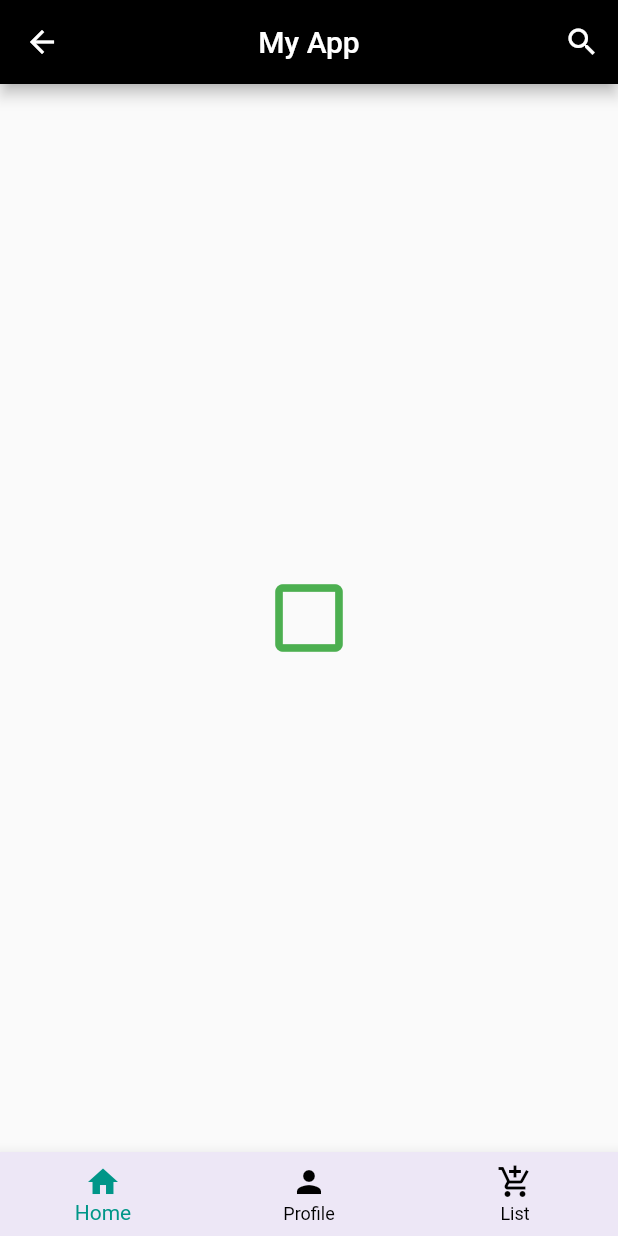
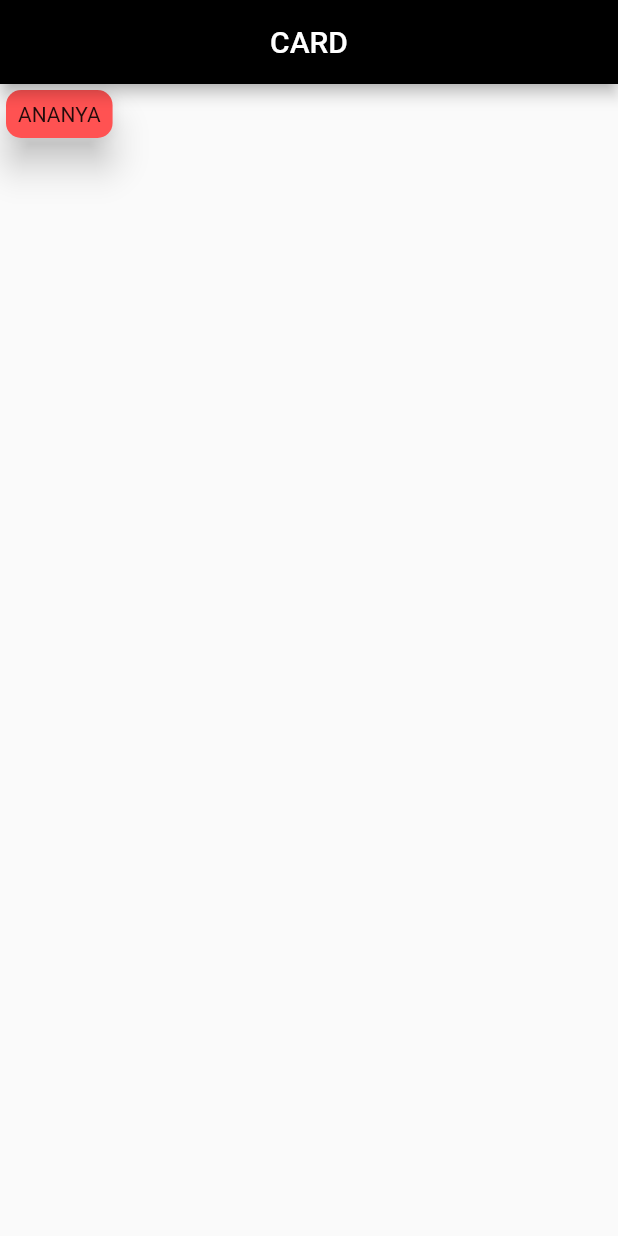
Before and after one commit to AnanyaSamanta09/flutter_widgets, a Flutter app: the screen it shows after launch, on a phone screen of 412 x 824 dp. Run offline on Flutter 3.47's test engine with Material 2 defaults, Android fonts, the phone set to English and light mode, and no system bars.

Commit message:
Card and it's properties

```diff
--- a/lib/main.dart
+++ b/lib/main.dart
@@ -1,4 +1,5 @@
 import 'package:flutter/material.dart';
+import 'package:flutter_widgets/screens/cardScreen.dart';
 import 'package:flutter_widgets/screens/column_widget.dart';
 import 'package:flutter_widgets/screens/row_widget.dart';
 
@@ -11,6 +12,6 @@ class MyApp extends StatelessWidget {
 
   @override
   Widget build(BuildContext context) {
-    return MaterialApp(home: RowWidget(),debugShowCheckedModeBanner: false,);
+    return MaterialApp(home: CardScreen(),debugShowCheckedModeBanner: false,);
   }
 }
--- /dev/null
+++ b/lib/screens/cardScreen.dart
@@ -0,0 +1,26 @@
+import 'package:flutter/material.dart';
+
+class CardScreen extends StatelessWidget {
+  const CardScreen({Key? key}) : super(key: key);
+
+  @override
+  Widget build(BuildContext context) {
+    return Scaffold(
+      body: Card(
+        elevation: 10, //NOTE: it is used for shadow
+        shape: RoundedRectangleBorder(borderRadius: BorderRadius.circular(10)),
+        child: Padding(   //NOTE : Padding is used for margin
+          padding: const EdgeInsets.all(8.0),
+          child: Text("ANANYA"),
+        ),
+        color: Colors.redAccent,
+      ),
+      appBar: AppBar(
+          //NOTE : Title parameter can take any widget
+          title: Text("CARD"),
+          centerTitle: true,
+          iconTheme: IconThemeData(color: Colors.white),
+          backgroundColor: Colors.black),
+    );
+  }
+}
```
